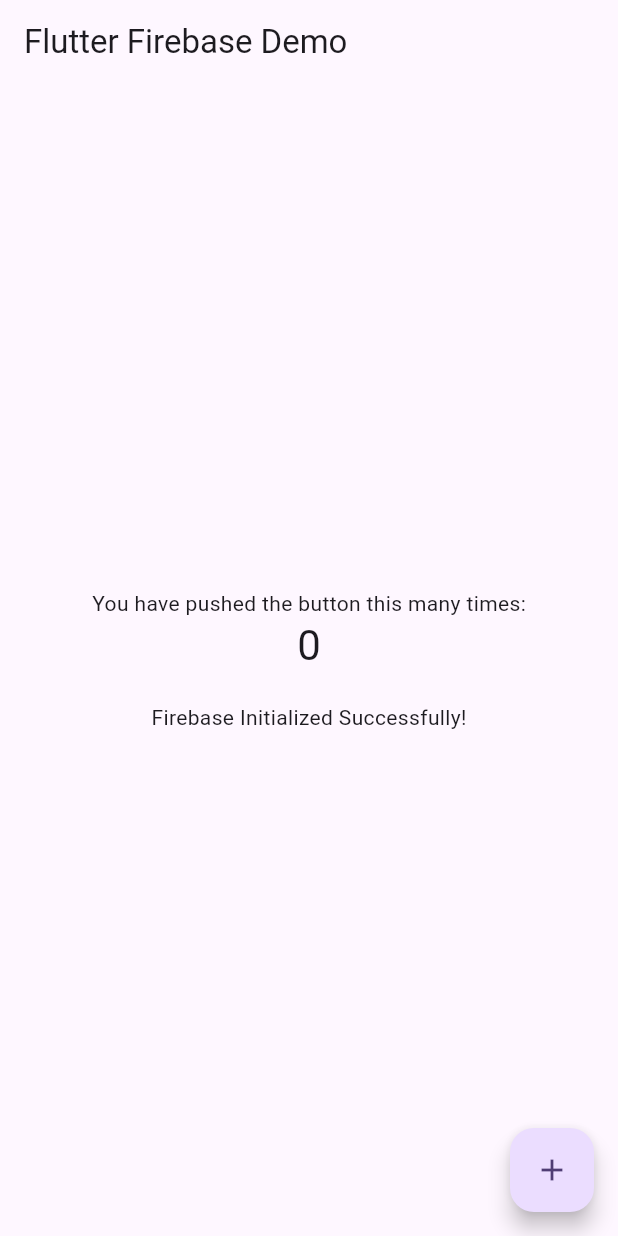
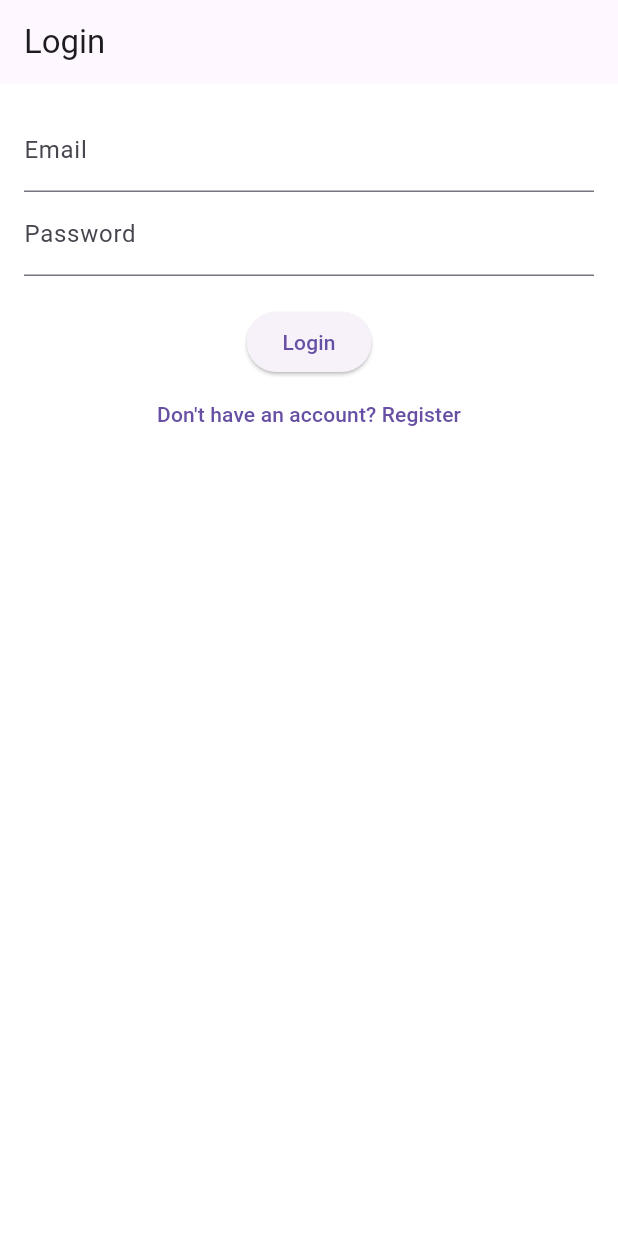
Before and after one commit to azfih/mad_competition, a Flutter app: the screen it shows after launch, on a phone screen of 412 x 824 dp. Run offline on Flutter 3.47's test engine with Material 3 defaults, Android fonts, the light colour scheme and no system bars; our stand-ins replace cloud_firestore, firebase_auth, firebase_core; accounts and stored records are empty.

Commit message:
New changes

```diff
--- /dev/null
+++ b/lib/app.dart
@@ -0,0 +1,20 @@
+import 'package:flutter/material.dart';
+import 'routes.dart';
+
+class MyApp extends StatelessWidget {
+  const MyApp({super.key});
+
+  @override
+  Widget build(BuildContext context) {
+    return MaterialApp(
+      title: 'MicroEdTech',
+      debugShowCheckedModeBanner: false,
+      theme: ThemeData(
+        primarySwatch: Colors.deepPurple,
+        scaffoldBackgroundColor: Colors.white,
+      ),
+      initialRoute: '/',
+      routes: appRoutes,
+    );
+  }
+}
--- /dev/null
+++ b/lib/constants.dart
@@ -0,0 +1,6 @@
+import 'package:flutter/material.dart';
+
+const kAppPadding = 16.0;
+const kPrimaryColor = Colors.deepPurple;
+const kTextStyleTitle = TextStyle(fontSize: 18, fontWeight: FontWeight.bold);
+const kTextStyleSub = TextStyle(fontSize: 14, color: Colors.grey);
--- a/lib/main.dart
+++ b/lib/main.dart
@@ -1,94 +1,10 @@
 import 'package:flutter/material.dart';
-import 'package:firebase_core/firebase_core.dart';  // Import Firebase core
+import 'package:firebase_core/firebase_core.dart';
+import 'firebase_options.dart';
+import 'app.dart';
 
 void main() async {
-  WidgetsFlutterBinding.ensureInitialized();  // Ensure widgets are initialized before Firebase
-  await Firebase.initializeApp();  // Initialize Firebase
-
+  WidgetsFlutterBinding.ensureInitialized();
+  await Firebase.initializeApp(options: DefaultFirebaseOptions.currentPlatform);
   runApp(const MyApp());
 }
-
-class MyApp extends StatelessWidget {
-  const MyApp({super.key});
-
-  @override
-  Widget build(BuildContext context) {
-    return MaterialApp(
-      title: 'Flutter Demo',
-      theme: ThemeData(
-        colorScheme: ColorScheme.fromSeed(seedColor: Colors.deepPurple),
-        useMaterial3: true,
-      ),
-      home: const MyHomePage(title: 'Flutter Firebase Demo'),
-    );
-  }
-}
-
-class MyHomePage extends StatefulWidget {
-  const MyHomePage({super.key, required this.title});
-
-  final String title;
-
-  @override
-  State<MyHomePage> createState() => _MyHomePageState();
-}
-
-class _MyHomePageState extends State<MyHomePage> {
-  int _counter = 0;
-
-  void _incrementCounter() {
-    setState(() {
-      _counter++;
-    });
-  }
-
-  @override
-  Widget build(BuildContext context) {
-    return Scaffold(
-      appBar: AppBar(
-        title: Text(widget.title),
-      ),
-      body: Center(
-        child: Column(
-          mainAxisAlignment: MainAxisAlignment.center,
-          children: <Widget>[
-            const Text('You have pushed the button this many times:'),
-            Text(
-              '$_counter',
-              style: Theme.of(context).textTheme.headlineMedium,
-            ),
-            const SizedBox(height: 20),
-            FutureBuilder(
-              future: _checkFirebaseInitialization(),  // Check Firebase status
-              builder: (context, snapshot) {
-                if (snapshot.connectionState == ConnectionState.waiting) {
-                  return const CircularProgressIndicator();
-                } else if (snapshot.hasError) {
-                  return Text('Error: ${snapshot.error}');
-                } else {
-                  return const Text('Firebase Initialized Successfully!');
-                }
-              },
-            ),
-          ],
-        ),
-      ),
-      floatingActionButton: FloatingActionButton(
-        onPressed: _incrementCounter,
-        tooltip: 'Increment',
-        child: const Icon(Icons.add),
-      ),
-    );
-  }
-
-  // Check Firebase initialization status
-  Future<bool> _checkFirebaseInitialization() async {
-    try {
-      await Firebase.initializeApp();
-      return true;
-    } catch (e) {
-      print('Error initializing Firebase: $e');
-      return false;
-    }
-  }
-}
--- /dev/null
+++ b/lib/routes.dart
@@ -0,0 +1,27 @@
+import 'package:flutter/material.dart';
+import 'screens/splash_screen.dart';
+
+
+import 'screens/auth/login_screen.dart';
+import 'screens/auth/register_screen.dart';
+import 'screens/tutor/tutor_dashboard.dart';
+import 'screens/student/student_dashboard.dart';
+import 'screens/tutor/create_course_screen.dart';
+// Add more screens as needed
+
+final Map<String, WidgetBuilder> appRoutes = {
+
+
+  '/': (context) => const SplashScreen(),
+  '/login': (context) => const LoginScreen(),
+  '/register': (context) => const RegisterScreen(),
+  '/tutorDashboard': (context) {
+    final uid = ModalRoute.of(context)!.settings.arguments as String;
+    return TutorDashboard(tutorId: uid);
+  },
+  '/studentDashboard': (context) {
+    final uid = ModalRoute.of(context)!.settings.arguments as String;
+    return StudentDashboard(studentId: uid);
+  },
+  '/createCourse': (context) => const CreateCourseScreen(),
+};
--- /dev/null
+++ b/lib/screens/auth/login_screen.dart
@@ -0,0 +1,60 @@
+import 'package:flutter/material.dart';
+import 'package:firebase_auth/firebase_auth.dart';
+import 'package:cloud_firestore/cloud_firestore.dart';
+
+class LoginScreen extends StatefulWidget {
+  const LoginScreen({super.key});
+
+  @override
+  State<LoginScreen> createState() => _LoginScreenState();
+}
+
+class _LoginScreenState extends State<LoginScreen> {
+  final TextEditingController emailController = TextEditingController();
+  final TextEditingController passwordController = TextEditingController();
+
+  final FirebaseAuth _auth = FirebaseAuth.instance;
+  final FirebaseFirestore _db = FirebaseFirestore.instance;
+
+  void loginUser() async {
+    try {
+      UserCredential cred = await _auth.signInWithEmailAndPassword(
+        email: emailController.text.trim(),
+        password: passwordController.text.trim(),
+      );
+
+      final doc = await _db.collection('users').doc(cred.user!.uid).get();
+      final role = doc.data()?['role'];
+
+      if (role == 'tutor') {
+        Navigator.pushReplacementNamed(context, '/tutorDashboard', arguments: cred.user!.uid);
+      } else {
+        Navigator.pushReplacementNamed(context, '/studentDashboard', arguments: cred.user!.uid);
+      }
+    } catch (e) {
+      ScaffoldMessenger.of(context).showSnackBar(SnackBar(content: Text("Login Failed: $e")));
+    }
+  }
+
+  @override
+  Widget build(BuildContext context) {
+    return Scaffold(
+      appBar: AppBar(title: const Text("Login")),
+      body: Padding(
+        padding: const EdgeInsets.all(16.0),
+        child: Column(
+          children: [
+            TextField(controller: emailController, decoration: const InputDecoration(labelText: "Email")),
+            TextField(controller: passwordController, decoration: const InputDecoration(labelText: "Password"), obscureText: true),
+            const SizedBox(height: 20),
+            ElevatedButton(onPressed: loginUser, child: const Text("Login")),
+            TextButton(
+              onPressed: () => Navigator.pushReplacementNamed(context, '/register'),
+              child: const Text("Don't have an account? Register"),
+            )
+          ],
+        ),
+      ),
+    );
+  }
+}
```
Also changed, not shown: lib/models/course_model.dart (added, +41 -0 lines), lib/models/lesson_model.dart (added, +45 -0 lines), lib/models/user_model.dart (added, +26 -0 lines), lib/screens/auth/register_screen.dart (added, +72 -0 lines), lib/screens/splash_screen.dart (added, +48 -0 lines), firebase.json (added), lib/firebase_options.dart (added), 3 other files.
